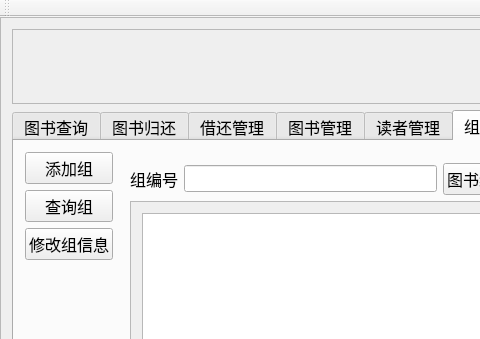
The window that reader.ui (lixiaojia2017/libclient) describes before a commit, drawn with Qt 5; both pictures show x 0 to 480 and y 0 to 339 of the 1161 by 893 pixel window.
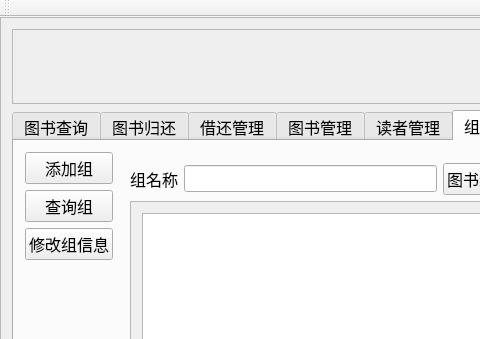
The same window after the commit. The open tabs and pages were chosen to show the change. Icons and pictures are not drawn.

```diff
--- a/reader.ui
+++ b/reader.ui
@@ -2181,7 +2181,7 @@
                   <item row="0" column="0">
                    <widget class="QLabel" name="label_59">
                     <property name="text">
-                     <string>组编号</string>
+                     <string>组名称</string>
                     </property>
                    </widget>
                   </item>
```
Left out of the diff: 8 changed lines with no effect on the pictures.
